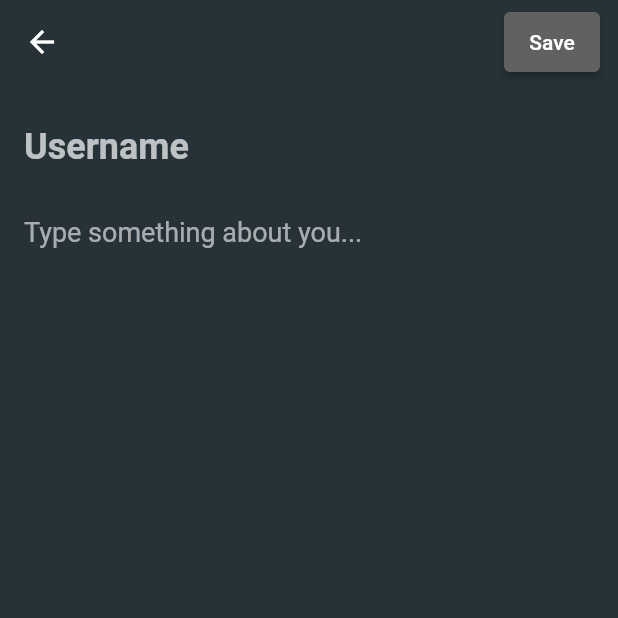
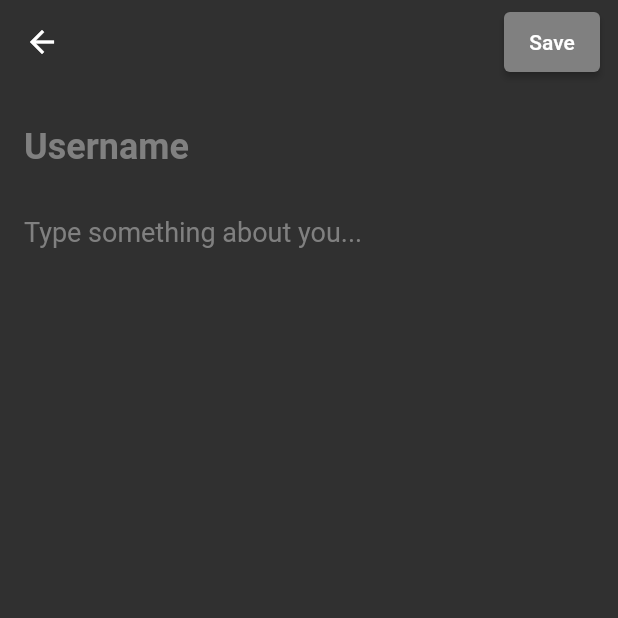
Before and after one commit to thoresonjd/dynamic_profile_page, a Flutter app: the screen it shows after launch, after a tap on the "add" icon, on a phone screen of 412 x 824 dp, the top half of it. Run offline on Flutter 3.47's test engine with Material 2 defaults, Android fonts, the phone set to English and light mode, and no system bars; our stand-ins replace sqflite; accounts and stored records are empty.

Commit message:
Replaced material colors with custom colors

```diff
--- a/lib/main.dart
+++ b/lib/main.dart
@@ -1,6 +1,7 @@
 import 'package:flutter/material.dart';
 import 'package:flutter/services.dart';
 import 'package:dynamic_profile_page/pages/profile_list_page.dart';
+import 'package:dynamic_profile_page/theme/colors.dart';
 
 Future main() async {
   WidgetsFlutterBinding.ensureInitialized();
@@ -23,10 +24,10 @@ class DynamicProfilePageApp extends StatelessWidget {
         title: title,
         themeMode: ThemeMode.dark,
         theme: ThemeData(
-          primaryColor: Colors.black,
-          scaffoldBackgroundColor: Colors.blueGrey.shade900,
+          primaryColor: AppColors.black,
+          scaffoldBackgroundColor: AppColors.darkGrey,
           appBarTheme: const AppBarTheme(
-            backgroundColor: Colors.transparent,
+            backgroundColor: AppColors.invis,
             elevation: 0,
           ),
         ),
--- a/lib/pages/edit_profile_page.dart
+++ b/lib/pages/edit_profile_page.dart
@@ -2,6 +2,7 @@ import 'package:flutter/material.dart';
 import 'package:dynamic_profile_page/db/profile_database.dart';
 import 'package:dynamic_profile_page/db/model/profile.dart';
 import 'package:dynamic_profile_page/widgets/profile_form_widget.dart';
+import 'package:dynamic_profile_page/theme/colors.dart';
 
 class AddEditProfilePage extends StatefulWidget {
   final Profile? profile;
@@ -52,8 +53,8 @@ class _AddEditProfilePageState extends State<AddEditProfilePage> {
       padding: const EdgeInsets.symmetric(vertical: 8, horizontal: 12),
       child: ElevatedButton(
         style: ElevatedButton.styleFrom(
-          onPrimary: Colors.white,
-          primary: isFormValid ? null : Colors.grey.shade700,
+          onPrimary: AppColors.white,
+          primary: isFormValid ? AppColors.lime : AppColors.grey,
         ),
         onPressed: addOrUpdateProfile,
         child: const Text('Save'),
--- a/lib/theme/colors.dart
+++ b/lib/theme/colors.dart
@@ -10,6 +10,7 @@ class AppColors {
   static const magenta = Color(0xffff00ff);
   static const white = Color(0xffffffff);
   static const grey = Color(0xff808080);
+  static const darkGrey = Color(0xff303030);
   static const black = Color(0xff000000);
   static const invis = Colors.transparent;
 }
--- a/lib/widgets/profile_form_widget.dart
+++ b/lib/widgets/profile_form_widget.dart
@@ -1,4 +1,5 @@
 import 'package:flutter/material.dart';
+import 'package:dynamic_profile_page/theme/colors.dart';
 
 class ProfileFormWidget extends StatelessWidget {
   final String? title;
@@ -34,14 +35,14 @@ class ProfileFormWidget extends StatelessWidget {
     maxLines: 1,
     initialValue: title,
     style: const TextStyle(
-      color: Colors.white70,
+      color: AppColors.grey,
       fontWeight: FontWeight.bold,
       fontSize: 24,
     ),
     decoration: const InputDecoration(
       border: InputBorder.none,
       hintText: 'Username',
-      hintStyle: TextStyle(color: Colors.white70),
+      hintStyle: TextStyle(color: AppColors.grey),
     ),
     validator: (username) =>
       username != null && username.isEmpty ? 'Username cannot be empty' : null,
@@ -51,11 +52,11 @@ class ProfileFormWidget extends StatelessWidget {
   Widget buildDescription() => TextFormField(
     maxLines: 5,
     initialValue: description,
-    style: const TextStyle(color: Colors.white60, fontSize: 18),
+    style: const TextStyle(color: AppColors.grey, fontSize: 18),
     decoration: const InputDecoration(
       border: InputBorder.none,
       hintText: 'Type something about you...',
-      hintStyle: TextStyle(color: Colors.white60),
+      hintStyle: TextStyle(color: AppColors.grey),
     ),
     validator: (desc) => desc != null && desc.isEmpty
       ? 'The description cannot be empty'
```
Also changed, not shown: lib/pages/profile_display_page.dart (+13 -12 lines), lib/pages/profile_list_page.dart (+9 -11 lines).
